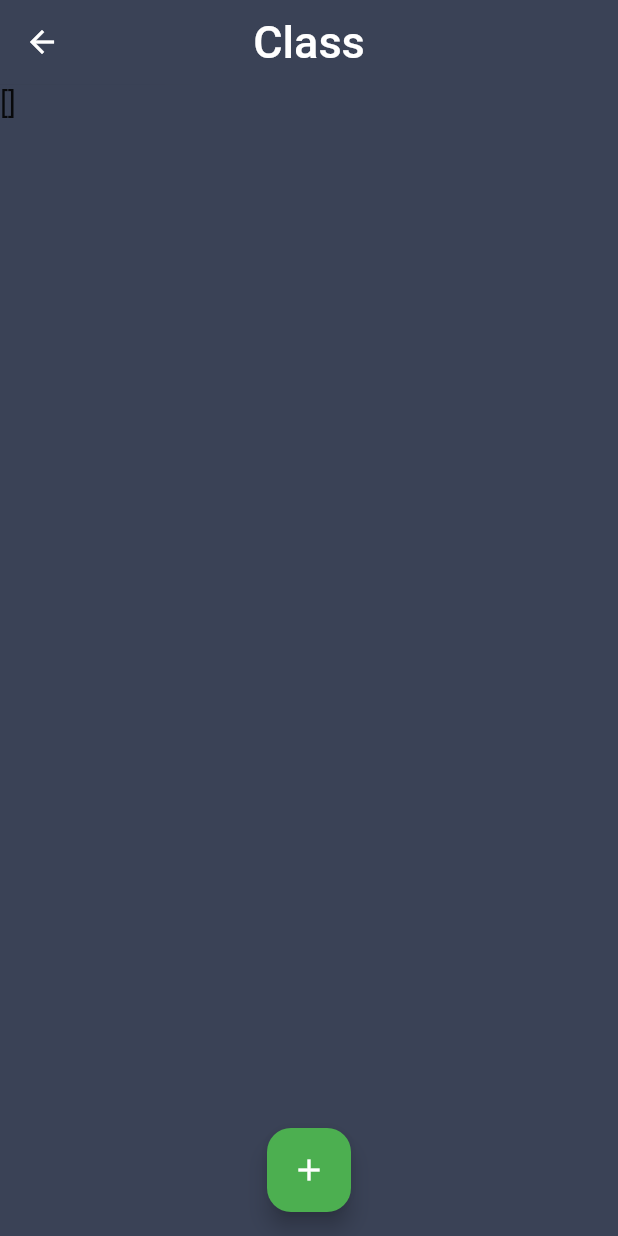
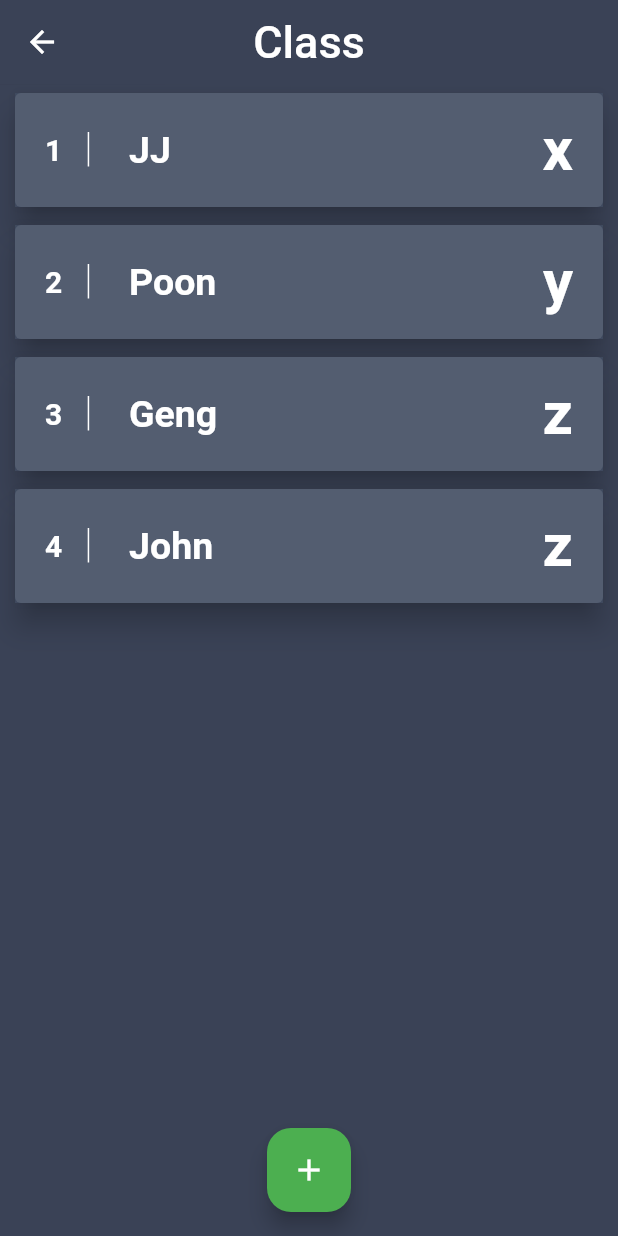
Before and after one commit to nasroon/Flutter-FinalProject, a Flutter app: the ClassScreen screen opened directly, on a phone screen of 412 x 824 dp. Run offline on Flutter 3.47's test engine with Material 2 defaults, Android fonts, the phone set to English and light mode, and no system bars; drawn by our look-alikes of auto_animated; our stand-ins replace bloc, datetime_picker_formfield, flutter_bloc, weekday_selector; Roboto replaces fonts that are missing (Segoe).

Commit message:
classEndCommit(3)

```diff
--- a/lib/Bloc/add_cubit.dart
+++ b/lib/Bloc/add_cubit.dart
@@ -1,9 +1,16 @@
 import 'package:bloc/bloc.dart';
 
 
-class AddCubit extends Cubit<List>{
-  AddCubit() : super(List());
-  void increment(data) => state.add(data);
+class AddCubit extends Cubit<List<DataStudy>>{
+  AddCubit() : super([]);
+  void addData(data) => {state.add(data)};
+}
 
+class DataStudy {
+  String eventName;
+  String mileStone;
+  String description;
+  String deadlineDate;
 
+  DataStudy(this.eventName, this.mileStone, this.description,this.deadlineDate);
 }
--- a/lib/study/add-edit_screen_study.dart
+++ b/lib/study/add-edit_screen_study.dart
@@ -1,6 +1,8 @@
 import 'package:flutter/material.dart';
 import 'package:intl/intl.dart';
 import 'package:datetime_picker_formfield/datetime_picker_formfield.dart';
+
+import '../Bloc/add_cubit.dart';
 
 class AddScreenStudy extends StatefulWidget {
   @override
@@ -159,6 +161,7 @@ class _SignUpFormState extends State<SignUpForm> {
         print(times.toString());
         Scaffold.of(context)
             .showSnackBar(SnackBar(content: Text('Form Submitted')));
+        Navigator.pop(context);
       }
     }
 
--- a/lib/study/class_screen.dart
+++ b/lib/study/class_screen.dart
@@ -4,6 +4,24 @@ import 'package:flutter/material.dart';
 import 'package:flutter_bloc/flutter_bloc.dart';
 import 'package:lifestudy/Bloc/add_cubit.dart';
 import 'package:lifestudy/study/add-edit_screen_class.dart';
+import 'package:auto_animated/auto_animated.dart';
+import 'package:lifestudy/study/slide_background.dart';
+import 'data_class.dart';
+
+List<DataClass> list = [
+  DataClass("JJ", "x"),
+  DataClass("Poon", "y"),
+  DataClass("Geng", "z"),
+  DataClass("John", "z")
+];
+
+final options = LiveOptions(
+  delay: Duration(seconds: 1),
+  showItemInterval: Duration(milliseconds: 100),
+  showItemDuration: Duration(milliseconds: 100),
+  visibleFraction: 0.05,
+  reAnimateOnVisibility: false,
+);
 
 class ClassScreen extends StatefulWidget {
   @override
@@ -26,21 +44,27 @@ class _ClassScreenState extends State<ClassScreen> {
         ),
         centerTitle: true,
       ),
-      body: Column(
-        children: [
-          BlocBuilder<AddCubit, List>(builder: (context, state) {
-            return Text('$state',
-                style: TextStyle(
-                  fontSize: 20,
-                ));
-          })
-        ],
+      body: LiveList.options(
+        options: options,
+        itemBuilder: buildAnimatedItem,
+        scrollDirection: Axis.vertical,
+        itemCount: list.length,
       ),
+      // Column(
+      //   children: [
+      //     BlocBuilder<AddCubit, List>(builder: (context, state) {
+      //       return Text('$state',
+      //           style: TextStyle(
+      //             fontSize: 20,
+      //           ));
+      //     })
+      //   ],
+      // ),
       floatingActionButtonLocation: FloatingActionButtonLocation.centerFloat,
       floatingActionButton: FloatingActionButton(
         onPressed: () {
           setState(() {
-            context.bloc<AddCubit>().increment('xxxxxxxxxxxx');
+            //context.bloc<AddCubit>().addData('xxxxxxxxxxxx');
           });
         },//////////////////////////////
         //{_awaitAdd();},
@@ -58,4 +82,114 @@ class _ClassScreenState extends State<ClassScreen> {
     final result = await Navigator.push(
         context, MaterialPageRoute(builder: (context) => AddScreenClass()));
   }
+
+  Widget buildAnimatedItem(
+    BuildContext context,
+    int index,
+    Animation<double> animation,
+  ) =>
+      FadeTransition(
+        opacity: Tween<double>(
+          begin: 0,
+          end: 1,
+        ).animate(animation),
+        child: SlideTransition(
+          position: Tween<Offset>(
+            begin: Offset(0, -0.1),
+            end: Offset.zero,
+          ).animate(animation),
+          child: buildRow(context, index),
+        ),
+      );
+Widget buildRow(BuildContext context, int i) {
+    DataClass item = list[i];
+    return Dismissible(
+      key: Key(item.name),
+      background: slideLeftBackground(),
+      secondaryBackground: slideRightBackground(),
+      child: makeCard(i),
+      confirmDismiss: (direction) async {
+        if (direction == DismissDirection.startToEnd) {
+          final bool res = await showDialog(
+              context: context,
+              builder: (BuildContext context) {
+                return AlertDialog(
+                  content: Text(
+                      "Are you sure you want to delete ${list[i].name}?"),
+                  actions: <Widget>[
+                    FlatButton(
+                      child: Text(
+                        "Cancel",
+                        style: TextStyle(color: Colors.black),
+                      ),
+                      onPressed: () {
+                        Navigator.of(context).pop();
+                      },
+                    ),
+                    FlatButton(
+                      child: Text(
+                        "Delete",
+                        style: TextStyle(color: Colors.red),
+                      ),
+                      onPressed: () {
+                        setState(() {
+                          list.removeAt(i);
+                          //idUpdate();
+                        });
+                        Navigator.of(context).pop();
+                      },
+                    ),
+                  ],
+                );
+              });
+          return res;
+        } else {
+          //_awaitReturnValueFromEditScreen2(context, i);
+        }
+      },
+    );
+  }
+
+Widget makeCard(int i) {
+    return Card(
+      elevation: 8.0,
+      margin: new EdgeInsets.symmetric(horizontal: 10.0, vertical: 6.0),
+      child: Container(
+        decoration: BoxDecoration(color: Color.fromRGBO(64, 75, 96, .9)),
+        child: buildList(i),
+      ),
+    );
+  }
+
+  Widget buildList(int i) {
+    return ListTile(
+        contentPadding: EdgeInsets.symmetric(horizontal: 20.0, vertical: 10.0),
+        leading: Container(
+          padding: EdgeInsets.only(right: 12.0),
+          decoration: new BoxDecoration(
+              border: new Border(
+                  right: new BorderSide(width: 1.0, color: Colors.white))),
+          child: Text(
+            "${i + 1} ",
+            style: TextStyle(
+                color: Colors.white, fontSize: 20, fontWeight: FontWeight.bold),
+          ),
+        ),
+        title: Text(
+          "${list[i].name}",
+          style: TextStyle(
+              color: Colors.white, fontSize: 25, fontWeight: FontWeight.bold),
+        ),
+        //subtitle: Text(" ", style: TextStyle(color: Colors.white)),
+        trailing: Container(
+          child: Text(
+            "${list[i].sur}",
+            style: TextStyle(
+                color: Colors.white, fontSize: 40, fontWeight: FontWeight.bold),
+          ),
+        ),
+        onTap: () => {
+          //_awaitReturnValueFromShowScreen(context, i)
+          });
+  }
 }
--- /dev/null
+++ b/lib/study/slide_background.dart
@@ -0,0 +1,59 @@
+import 'package:flutter/material.dart';
+
+Widget slideRightBackground() {
+    return Container(
+      color: Colors.green,
+      child: Align(
+        child: Row(
+          mainAxisAlignment: MainAxisAlignment.end,
+          children: <Widget>[
+            SizedBox(
+              width: 20,
+            ),
+            Icon(
+              Icons.edit,
+              color: Colors.white,
+            ),
+            Text(
+              " Edit ",
+              style: TextStyle(
+                color: Colors.white,
+                fontWeight: FontWeight.w700,
+              ),
+              textAlign: TextAlign.left,
+            ),
+          ],
+        ),
+        alignment: Alignment.centerLeft,
+      ),
+    );
+  }
+
+  Widget slideLeftBackground() {
+    return Container(
+      color: Colors.red,
+      child: Align(
+        child: Row(
+          mainAxisAlignment: MainAxisAlignment.start,
+          children: <Widget>[
+            Icon(
+              Icons.delete,
+              color: Colors.white,
+            ),
+            Text(
+              " Delete",
+              style: TextStyle(
+                color: Colors.white,
+                fontWeight: FontWeight.w700,
+              ),
+              textAlign: TextAlign.right,
+            ),
+            SizedBox(
+              width: 20,
+            ),
+          ],
+        ),
+        alignment: Alignment.centerRight,
+      ),
+    );
+  }
--- a/pubspec.yaml
+++ b/pubspec.yaml
@@ -27,7 +27,7 @@ dependencies:
   weekday_selector: ^0.4.0
   bloc: ^6.0.0
   flutter_bloc: ^6.0.0
-
+  auto_animated: ^2.1.0
   # The following adds the Cupertino Icons font to your application.
   # Use with the CupertinoIcons class for iOS style icons.
   cupertino_icons: ^0.1.3
```
Also changed, not shown: lib/study/study_screen.dart (+22 -2 lines), pubspec.lock.
